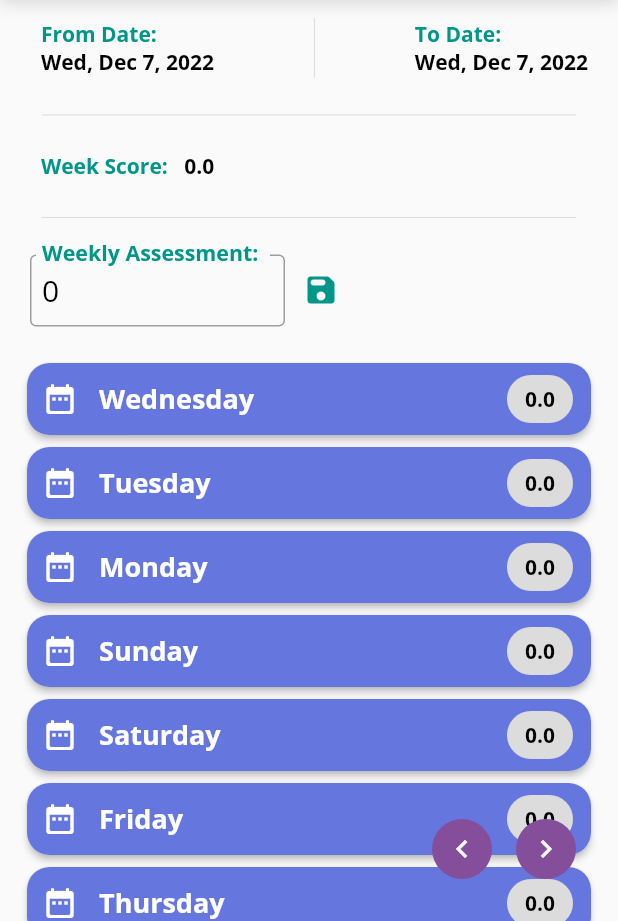
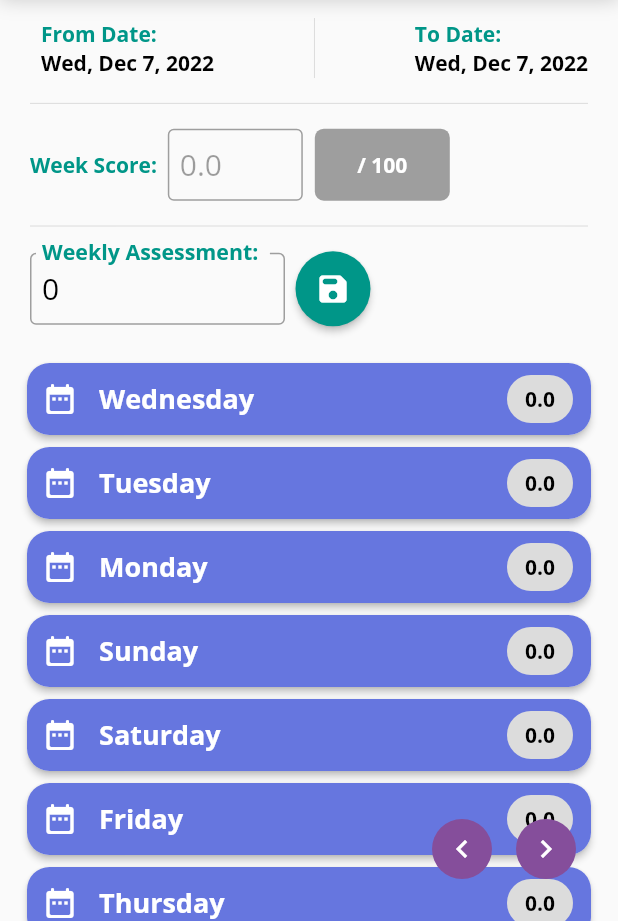
Before and after one commit to linaalbaroudi/quran_meadow, a Flutter app: the WeekDetails screen opened directly with sample values from the repository, on a phone screen of 412 x 824 dp, the part 315-1236 px from its top. Run offline on Flutter 3.47's test engine with Material 2 defaults, Android fonts, the phone set to English and light mode, and no system bars; our stand-ins replace google_fonts.

Commit message:
commit 7

```diff
--- a/lib/controllers/grade_manager.dart
+++ b/lib/controllers/grade_manager.dart
@@ -21,7 +21,7 @@ class GradeManager extends ChangeNotifier {
   double _calculateDayGrade(CourseWeekDay day, int value, int taskIndex,){
     double total = 0;
     List<Task> tasks = day.tasks;
-    double taskWorth = 100 / tasks[taskIndex].times!;
+    double taskWorth = 100 / tasks[taskIndex].times;
     total = value * taskWorth;
     return total;
   }
--- a/lib/models/task.dart
+++ b/lib/models/task.dart
@@ -1,10 +1,10 @@
 import 'task.dart';
 
 class Task{
-  int? id;
-  String? description;
-  Flag? flag; //mandatory or optional
-  int? times;
+  int id;
+  String description;
+  Flag flag; //mandatory or optional
+  int times;
   int? userMark;
 
   Task({
@@ -34,8 +34,8 @@ class Task{
   static List<Task> samples = [
     Task(id: 1, description: "individual reading", flag: Flag.mandatory, times: 1),
     Task(id: 2, description: "Listening to the reader and recitation after it", flag: Flag.mandatory, times: 1),
-    Task(id: 2, description: "sloping repetition", flag: Flag.mandatory, times: 5),
-    Task(id: 2, description: "Read in Prayer", flag: Flag.optional, times: 1),
+    Task(id: 3, description: "sloping repetition", flag: Flag.mandatory, times: 5),
+    Task(id: 4, description: "Read in Prayer", flag: Flag.optional, times: 1),
   ];
 }
 
--- a/lib/screens/courses/widgets/week_tab.dart
+++ b/lib/screens/courses/widgets/week_tab.dart
@@ -60,7 +60,6 @@ class _WeekTabState extends State<WeekTab> {
                   color: Colors.grey.withOpacity(0.5),
                   spreadRadius: 1,
                   blurRadius: 10,
-                  //offset: const Offset(0, 4), // changes position of shadow
                 ),
               ],
             ),
@@ -154,27 +153,9 @@ class _WeekTabState extends State<WeekTab> {
                       ],
                     ),
                   ),
-                  const Padding(
-                    padding: EdgeInsets.all(8.0),
-                    child: Divider(),
-                  ),
-                  Row(
-                    mainAxisAlignment: MainAxisAlignment.start,
-                    children: <Widget>[
-                      Text(
-                        "  Week Score:   ",
-                        style: Theme.of(context).textTheme.headline3,
-                      ),
-                      Text(
-                        _weekGrade.toString(),
-                        style: Theme.of(context).textTheme.bodyText2,
-                      ),
-                    ],
-                  ),
-                  const Padding(
-                    padding: EdgeInsets.all(8.0),
-                    child: Divider(),
-                  ),
+                  const Divider(),
+                  buildScoreField(widget.week),
+                  const Divider(),
                   Row(
                     children: [
                       SizedBox(
@@ -216,14 +197,15 @@ class _WeekTabState extends State<WeekTab> {
                           },
                         ),
                       ),
-                      IconButton(
-                          onPressed: () {
-                            _formKey.currentState?.save();
-                          },
-                          icon: const Icon(
-                            Icons.save_rounded,
-                            color: Colors.teal,
-                          ))
+                      ElevatedButton(
+                        onPressed: (){},
+                        style: ElevatedButton.styleFrom(
+                            shape: const CircleBorder(),
+                            backgroundColor: Colors.teal,
+                            fixedSize: const Size(50,50)
+                        ),
+                        child: const Icon(Icons.save_rounded),
+                      ),
                     ],
                   ),
                 ],
@@ -234,7 +216,8 @@ class _WeekTabState extends State<WeekTab> {
         Expanded(
           flex: 5,
           child: ListView.builder(
-                padding: const EdgeInsets.symmetric(horizontal: 14.0, vertical: 8),
+              padding:
+                  const EdgeInsets.symmetric(horizontal: 14.0, vertical: 8),
               itemCount: widget.week.days.length,
               //shrinkWrap: true,
               itemBuilder: (BuildContext context, int index) {
@@ -242,14 +225,70 @@ class _WeekTabState extends State<WeekTab> {
                   onTap: () {
                     Navigator.push(context,
                         MaterialPageRoute(builder: (context) {
-                        return DayDetails();
+                          print(widget.week.days[index].id);
+                      return DayDetails(
+                        day: widget.week.days[index],
+                        week: widget.week,
+                        imageUrl: widget.course.imageUrl,
+                      );
                     }));
                   },
                   splashColor: Theme.of(context).primaryColor,
                   borderRadius: BorderRadius.circular(15),
                   child: DayCard(day: widget.week.days[index]),
                 );
-                })),
+              }),
+        ),
+      ],
+    );
+  }
+
+  Widget buildScoreField(CourseWeek week) {
+    return Row(
+      mainAxisAlignment: MainAxisAlignment.start,
+      children: [
+        Text(
+          "Week Score:  ",
+          style: Theme.of(context).textTheme.headline3,
+        ),
+        SizedBox(
+          width: 90,
+          height: 48,
+          child: TextField(
+            controller: null,
+            enabled: false,
+            decoration: InputDecoration(
+              hintText: "${week.weekGrade}",
+              contentPadding:
+              const EdgeInsets.symmetric(vertical: 0, horizontal: 8),
+              disabledBorder: const OutlineInputBorder(
+                borderSide: BorderSide(color: Colors.grey),
+              ),
+            ),
+          ),
+        ),
+        const SizedBox(
+          width: 8,
+        ),
+        Container(
+          height: 48,
+          width: 90,
+          padding: const EdgeInsets.all(8),
+          decoration: const BoxDecoration(
+            color: Colors.grey,
+            borderRadius: BorderRadius.all(
+              Radius.circular(6),
+            ),
+          ),
+          child: const Center(
+            child: Text(
+              "/ 100",
+              style: TextStyle(
+                color: Colors.white,
+              ),
+            ),
+          ),
+        ),
       ],
     );
   }
```
Also changed, not shown: lib/screens/courses/day_details_screen.dart (+83 -3 lines), lib/screens/courses/widgets/day_tab.dart (added, +291 -0 lines). Lines whose indentation alone changed are shown as unchanged.
